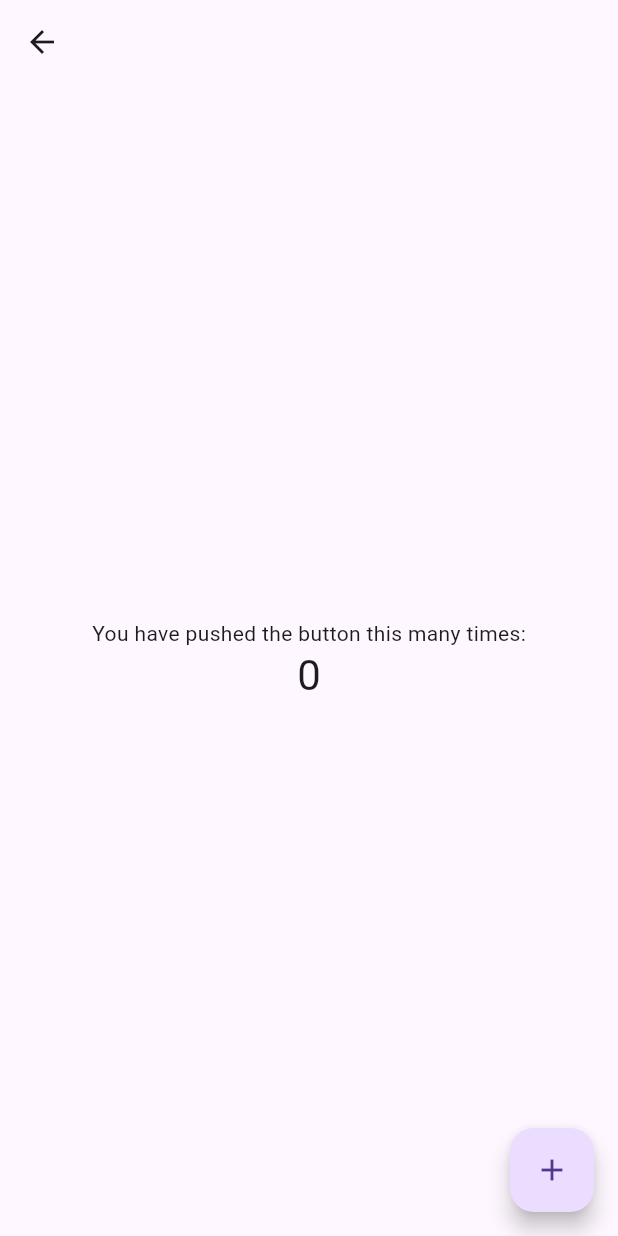
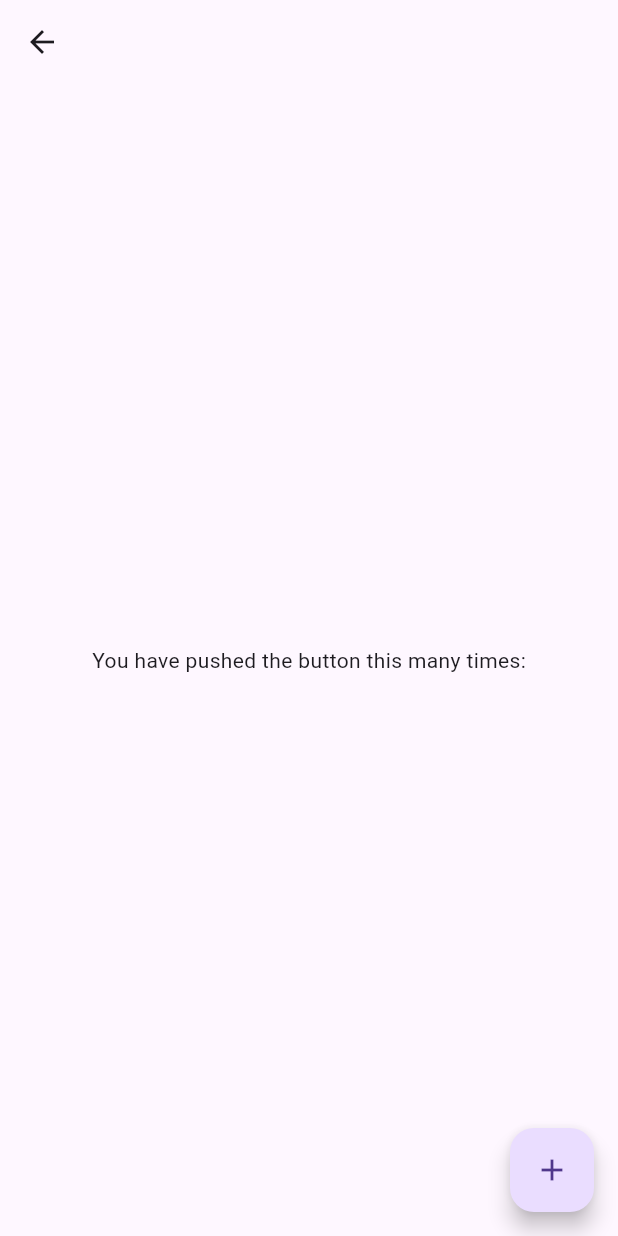
Before and after one commit to Avinash174/quizapp, a Flutter app: the MyHomePage screen opened directly with empty values, on a phone screen of 412 x 824 dp. Run offline on Flutter 3.47's test engine with Material 3 defaults, Android fonts, the phone set to English and light mode, and no system bars.

Commit message:
new changes done

```diff
--- a/lib/main.dart
+++ b/lib/main.dart
@@ -100,10 +100,10 @@ class _MyHomePageState extends State<MyHomePage> {
             const Text(
               'You have pushed the button this many times:',
             ),
-            Text(
-              '$_counter',
-              style: Theme.of(context).textTheme.headline4,
-            ),
+            // Text(
+            //   '$_counter',
+            //   style: Theme.of(context).textTheme.headline4,
+            // ),
           ],
         ),
       ),
--- a/lib/result_screen.dart
+++ b/lib/result_screen.dart
@@ -41,7 +41,7 @@ class ResultScreen extends StatelessWidget {
                     MaterialPageRoute(builder: (context) => PlayQuizScreen()),
                     (route) => false);
               },
-              style: ElevatedButton.styleFrom(primary: foregroundColor),
+              style: ElevatedButton.styleFrom(backgroundColor: foregroundColor),
               child: Text(
                 "Restart Quiz",
                 style: TextStyle(color: backgroungColor),
--- a/lib/start_quiz.dart
+++ b/lib/start_quiz.dart
@@ -31,7 +31,7 @@ class StartQuizScreen extends StatelessWidget {
                  Navigator.push(context, MaterialPageRoute(builder: (context)=> PlayQuizScreen()));
                 },
                 style: ElevatedButton.styleFrom(
-                  primary: foregroundColor,
+                  backgroundColor: foregroundColor,
                 ),
                 child: Text(
                   "Start Quiz",
```
Also changed, not shown: pubspec.lock.
